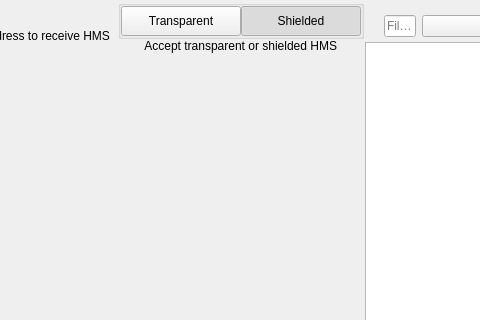
Above: src/qt/hemis/forms/receivewidget.ui from hypermoist/Hemis before the change; both pictures show x 182 to 662 and y 0 to 320 of the 819 by 629 pixel window. Below: the same form after it.
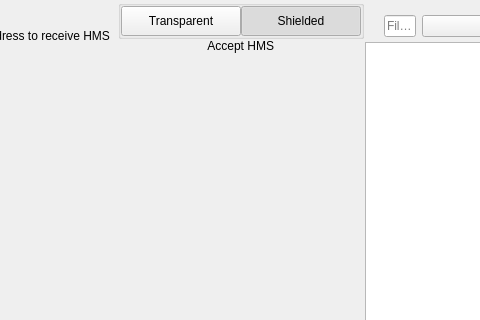
That is the form after the change. Custom widgets are drawn as their Qt base class.

Patch:
```diff
--- a/src/qt/hemis/forms/receivewidget.ui
+++ b/src/qt/hemis/forms/receivewidget.ui
@@ -201,7 +201,7 @@
              <item alignment="Qt::AlignHCenter|Qt::AlignTop">
               <widget class="QLabel" name="labelSubtitle2">
                <property name="text">
-                <string>Accept transparent or shielded HMS</string>
+                <string>Accept HMS</string>
                </property>
                <property name="alignment">
                 <set>Qt::AlignRight|Qt::AlignTrailing|Qt::AlignVCenter</set>
```
